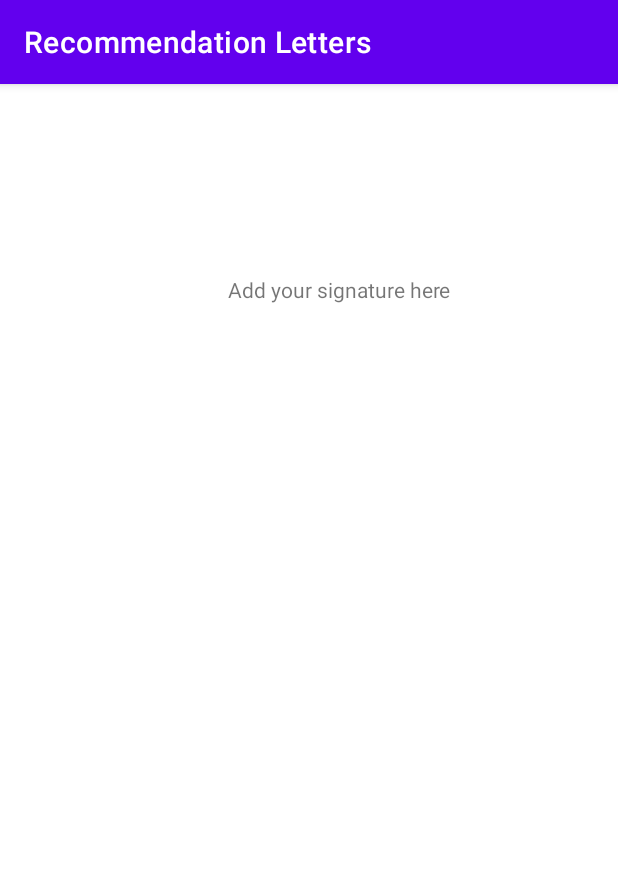
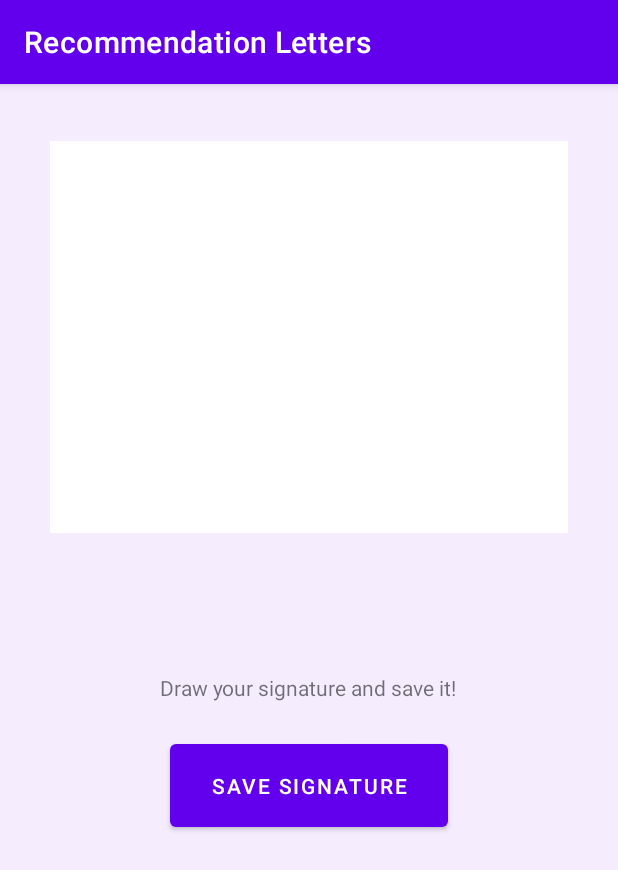
Before and after one commit to krigol14/RecommendationLetters-AndroidApp, an Android app: the Sign screen opened directly, with no data from a screen before it, on a phone screen of 412 x 824 dp. Shown: the top 870 px of the screen. Run offline under Robolectric (Android 15) with nearby library versions, the phone set to English and light mode, and no system bars.

Commit message:
Added signature functionality. The professor can sign with his finger using the screen and his signature is saved as a .png for the moment

```diff
--- /dev/null
+++ b/app/src/main/java/com/example/recommendationletters/MyDrawView.java
@@ -0,0 +1,94 @@
+package com.example.recommendationletters;
+
+import android.content.Context;
+import android.graphics.Bitmap;
+import android.graphics.Canvas;
+import android.graphics.Color;
+import android.graphics.Paint;
+import android.graphics.Path;
+import android.view.MotionEvent;
+import android.view.View;
+
+public class MyDrawView extends View {
+
+    private Bitmap mBitmap;
+    private Canvas mCanvas;
+    private Path mPath;
+    private Paint mBitmapPaint;
+    private Paint mPaint;
+    private float mX, mY;
+    private static final float TOUCH_TOLERANCE = 4;
+
+    public MyDrawView(Context c) {
+        super(c);
+
+        mPath = new Path();
+        mBitmapPaint = new Paint(Paint.DITHER_FLAG);
+        mPaint = new Paint();
+        mPaint.setAntiAlias(true);
+        mPaint.setDither(true);
+        mPaint.setColor(0xFF000000);
+        mPaint.setStyle(Paint.Style.STROKE);
+        mPaint.setStrokeJoin(Paint.Join.ROUND);
+        mPaint.setStrokeCap(Paint.Cap.ROUND);
+        mPaint.setStrokeWidth(3);
+    }
+
+    @Override
+    protected void onSizeChanged(int w, int h, int oldw, int oldh) {
+        super.onSizeChanged(w, h, oldw, oldh);
+        mBitmap = Bitmap.createBitmap(w, h, Bitmap.Config.ARGB_8888);
+        mCanvas = new Canvas(mBitmap);
+    }
+
+    @Override
+    protected void onDraw(Canvas canvas) {
+        canvas.drawBitmap(mBitmap, 0, 0, mBitmapPaint);
+        canvas.drawPath(mPath, mPaint);
+    }
+
+    private void touch_start(float x, float y) {
+        mPath.reset();
+        mPath.moveTo(x, y);
+        mX = x;
+        mY = y;
+    }
+
+    private void touch_move(float x, float y) {
+        float dx = Math.abs(x - mX);
+        float dy = Math.abs(y - mY);
+        if (dx >= TOUCH_TOLERANCE || dy >= TOUCH_TOLERANCE) {
+            mPath.quadTo(mX, mY, (x + mX)/2, (y + mY)/2);
+            mX = x;
+            mY = y;
+        }
+    }
+
+    private void touch_up() {
+        mPath.lineTo(mX, mY);
+        mCanvas.drawPath(mPath, mPaint);    // commit the path to our offscreen
+        mPath.reset();                      // kill this so we don't double draw
+    }
+
+    @Override
+    public boolean onTouchEvent(MotionEvent event) {
+        float x = event.getX();
+        float y = event.getY();
+
+        switch (event.getAction()) {
+            case MotionEvent.ACTION_DOWN:
+                touch_start(x, y);
+                invalidate();
+                break;
+            case MotionEvent.ACTION_MOVE:
+                touch_move(x, y);
+                invalidate();
+                break;
+            case MotionEvent.ACTION_UP:
+                touch_up();
+                invalidate();
+                break;
+        }
+        return true;
+    }
+}
--- a/app/src/main/java/com/example/recommendationletters/Sign.java
+++ b/app/src/main/java/com/example/recommendationletters/Sign.java
@@ -2,13 +2,56 @@ package com.example.recommendationletters;
 
 import androidx.appcompat.app.AppCompatActivity;
 
+import android.annotation.SuppressLint;
+import android.content.Context;
+import android.content.ContextWrapper;
+import android.graphics.Bitmap;
 import android.os.Bundle;
+import android.os.Environment;
+import android.util.Log;
+import android.view.View;
+import android.widget.Button;
+import android.widget.RelativeLayout;
+import android.widget.Toast;
+
+import java.io.ByteArrayOutputStream;
+import java.io.File;
+import java.io.FileNotFoundException;
+import java.io.FileOutputStream;
+import java.io.IOException;
 
 public class Sign extends AppCompatActivity {
+    Button save_signature;
 
     @Override
     protected void onCreate(Bundle savedInstanceState) {
         super.onCreate(savedInstanceState);
         setContentView(R.layout.activity_sign);
+        save_signature = findViewById(R.id.save_signature);
+
+        RelativeLayout parent = (RelativeLayout) findViewById(R.id.signImageParent);
+        MyDrawView myDrawView = new MyDrawView(this);
+        parent.addView(myDrawView);
+
+        save_signature.setOnClickListener(new View.OnClickListener() {
+            @Override
+            public void onClick(View view) {
+                parent.setDrawingCacheEnabled(true);
+                Bitmap bmp = parent.getDrawingCache();
+
+                try {
+                    FileOutputStream fos = openFileOutput("signature.png", Context.MODE_PRIVATE);
+                    ByteArrayOutputStream bos = new ByteArrayOutputStream();
+                    bmp.compress(Bitmap.CompressFormat.PNG, 100 , bos);
+                    byte[] bitmapdata = bos.toByteArray();
+                    fos.write(bitmapdata);
+                    fos.flush();
+                    fos.close();
+                }
+                catch (IOException e) {
+                    e.printStackTrace();
+                }
+            }
+        });
     }
 }
--- a/app/src/main/res/layout/activity_sign.xml
+++ b/app/src/main/res/layout/activity_sign.xml
@@ -4,15 +4,45 @@
     xmlns:tools="http://schemas.android.com/tools"
     android:layout_width="match_parent"
     android:layout_height="match_parent"
-    tools:context=".Sign">
+    tools:context=".Sign"
+    android:background="#f5ecfe">
 
     <TextView
-        android:id="@+id/textView6"
+        android:id="@+id/textView"
         android:layout_width="wrap_content"
         android:layout_height="wrap_content"
-        android:layout_marginStart="152dp"
-        android:layout_marginTop="127dp"
-        android:text="Add your signature here"
+        android:layout_marginBottom="356dp"
+        android:text="Draw your signature and save it!"
+        app:layout_constraintBottom_toBottomOf="parent"
+        app:layout_constraintHorizontal_bias="0.497"
+        app:layout_constraintLeft_toLeftOf="parent"
+        app:layout_constraintRight_toRightOf="parent"
+        app:layout_constraintTop_toBottomOf="@+id/signImageParent"
+        app:layout_constraintVertical_bias="1.0" />
+
+    <RelativeLayout
+        android:id="@+id/signImageParent"
+        android:layout_width="345dp"
+        android:layout_height="261dp"
+        android:layout_marginStart="1dp"
+        android:layout_marginTop="1dp"
+        android:layout_marginEnd="1dp"
+        android:layout_marginBottom="98dp"
+        app:layout_constraintBottom_toTopOf="@+id/save_signature"
+        app:layout_constraintEnd_toEndOf="parent"
         app:layout_constraintStart_toStartOf="parent"
-        app:layout_constraintTop_toTopOf="parent" />
+        app:layout_constraintTop_toTopOf="parent"
+        android:background="#ffff" />
+
+    <Button
+        android:id="@+id/save_signature"
+        android:layout_width="185dp"
+        android:layout_height="67dp"
+        android:layout_marginBottom="230dp"
+        android:text="SAVE SIGNATURE"
+        app:layout_constraintBottom_toBottomOf="parent"
+        app:layout_constraintEnd_toEndOf="parent"
+        app:layout_constraintStart_toStartOf="parent"
+        app:layout_constraintTop_toBottomOf="@+id/signImageParent" />
+
 </androidx.constraintlayout.widget.ConstraintLayout>
```
